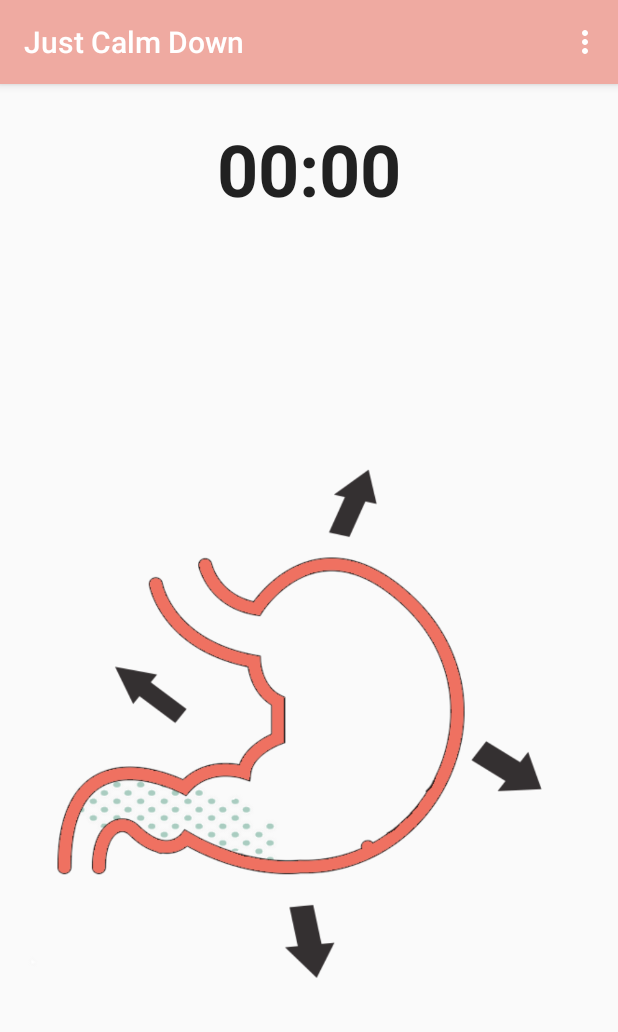
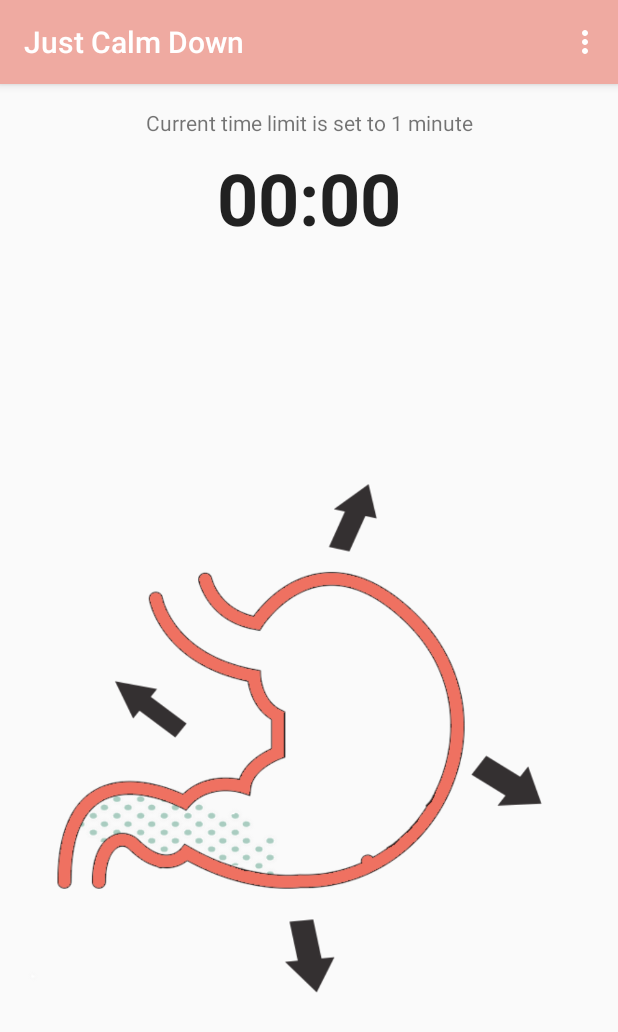
Before and after one commit to mohitagarwal/JustCalmDown, an Android app: the MainActivity screen opened directly, with no data from a screen before it, on a phone screen of 412 x 824 dp. Shown: the top 1032 px of the screen. Run offline under Robolectric (Android 15) with nearby library versions, the phone set to English and light mode, and no system bars; plain views replace GifImageButton.

Commit message:
displaying current time limit in main screen

```diff
--- a/app/src/main/java/com/openshutters/justcalmdown/MainActivity.java
+++ b/app/src/main/java/com/openshutters/justcalmdown/MainActivity.java
@@ -19,6 +19,7 @@ import android.view.MenuItem;
 import android.view.View;
 import android.widget.Chronometer;
 import android.widget.ImageView;
+import android.widget.TextView;
 
 import java.io.IOException;
 import java.util.Timer;
@@ -57,6 +58,7 @@ public class MainActivity extends AppCompatActivity {
 
     private int prefTimeLimitInSeconds;
     private boolean prefVibrateOnly;
+    private String prefTimeLimitDisplay;
 
     @Override
     protected void onCreate(Bundle savedInstanceState) {
@@ -69,6 +71,10 @@ public class MainActivity extends AppCompatActivity {
 
         Toolbar toolbar = (Toolbar) findViewById(R.id.toolbar);
         setSupportActionBar(toolbar);
+
+        TextView timeLimitText = (TextView) findViewById(R.id.current_time_limit);
+        timeLimitText.setText("Current time limit is set to " + prefTimeLimitDisplay);
+
         chronometer = (Chronometer) findViewById(R.id.timer);
 
         chronometer.setOnChronometerTickListener(new Chronometer.OnChronometerTickListener() {
@@ -119,6 +125,15 @@ public class MainActivity extends AppCompatActivity {
     private void initializeSettings() {
         SharedPreferences prfs = PreferenceManager.getDefaultSharedPreferences(getBaseContext());
         prefTimeLimitInSeconds = Integer.valueOf(prfs.getString(getString(R.string.pref_time), getString(R.string.pref_time_default_value)));
+        String[] choices = getResources().getStringArray(R.array.pref_time_array);
+        String[] choicesKey = getResources().getStringArray(R.array.pref_time_values);
+        int i;
+        for (i = 0; i < choicesKey.length; i++) {
+            if (choicesKey[i].equals(String.valueOf(prefTimeLimitInSeconds))) {
+                break;
+            }
+        }
+        prefTimeLimitDisplay = choices[i];
         prefVibrateOnly = prfs.getBoolean(getString(R.string.pref_vibrate), false);
     }
 
--- a/app/src/main/res/layout/content_main.xml
+++ b/app/src/main/res/layout/content_main.xml
@@ -13,8 +13,15 @@
     tools:context="com.openshutters.justcalmdown.MainActivity"
     tools:showIn="@layout/activity_main">
 
+    <TextView
+        android:id="@+id/current_time_limit"
+        android:gravity="center_horizontal"
+        android:layout_width="match_parent"
+        android:layout_height="wrap_content" />
+
     <Chronometer
         android:id="@+id/timer"
+        android:layout_below="@id/current_time_limit"
         android:layout_width="match_parent"
         android:layout_height="wrap_content"
         android:gravity="center"
```
